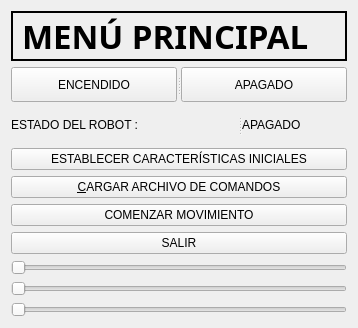
The window that widget.ui (gonzafernan/robot-arm-qtsim) describes before a commit, drawn with Qt 5.
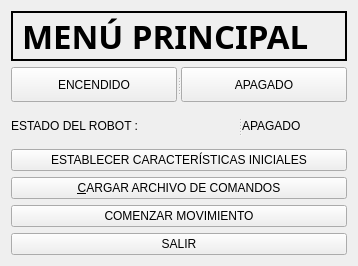
The same window after the commit.

```diff
--- a/widget.ui
+++ b/widget.ui
@@ -7,7 +7,7 @@
     <x>0</x>
     <y>0</y>
     <width>358</width>
-    <height>328</height>
+    <height>266</height>
    </rect>
   </property>
   <property name="windowTitle">
@@ -100,27 +100,6 @@
      </property>
     </widget>
    </item>
-   <item>
-    <widget class="QSlider" name="gdl1">
-     <property name="orientation">
-      <enum>Qt::Horizontal</enum>
-     </property>
-    </widget>
-   </item>
-   <item>
-    <widget class="QSlider" name="gdl2">
-     <property name="orientation">
-      <enum>Qt::Horizontal</enum>
-     </property>
-    </widget>
-   </item>
-   <item>
-    <widget class="QSlider" name="gdl3">
-     <property name="orientation">
-      <enum>Qt::Horizontal</enum>
-     </property>
-    </widget>
-   </item>
   </layout>
  </widget>
  <layoutdefault spacing="6" margin="11"/>
```
